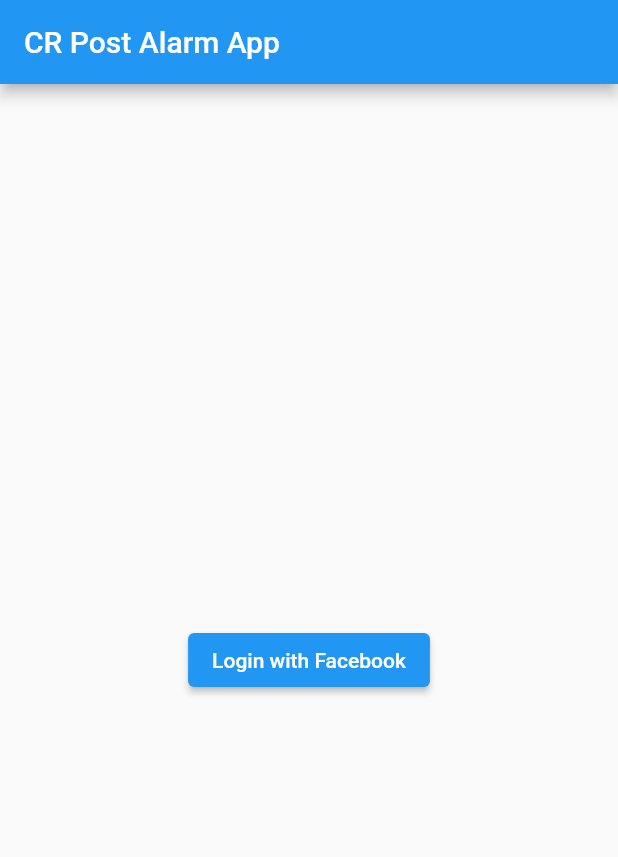
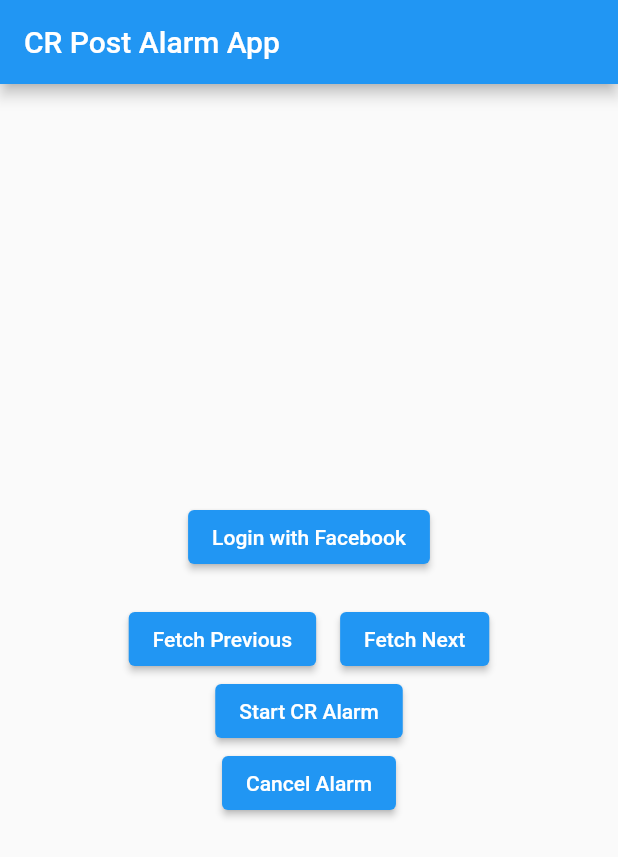
Before and after one commit to Rakibul73/CR_Alarm, a Flutter app: the screen it shows after launch, on a phone screen of 412 x 824 dp. Shown: the top 857 px of the screen. Run offline on Flutter 3.47's test engine with Material 2 defaults, Android fonts, the light colour scheme and no system bars; our stand-ins replace awesome_dialog, permission_handler, platform, shared_preferences; missing offline and left inert: android_alarm_manager_plus, android_intent_plus, flutter_facebook_auth.

```diff
--- a/lib/main.dart
+++ b/lib/main.dart
@@ -98,6 +98,9 @@
   AccessToken? _accessToken;
   List<Group> _groups = [];
   String? selectedGroupId;
+  // int batchStart = 0;
+  String? nextPageCursor;
+  String? previousPageCursor;
 
   @override
   void initState() {
@@ -105,6 +108,56 @@
     requestPermissions();
     _checkFacebookLoginStatus();
   }
+
+  void fetchNextBatch() async {
+    if (nextPageCursor == null) {
+      print("nextPageCursor is ===== $nextPageCursor");
+      return;
+    }
+    print("zzzzzzzzzzzzzzzzz is ===== $nextPageCursor");
+    await _fetchUserGroupsBatch(_accessToken!.token, nextPageCursor , 1);
+  }
+
+  void fetchPreviousBatch() async {
+    if (previousPageCursor == null) {
+      print("previousPageCursor is ===== $previousPageCursor");
+      return;
+    }
+    print("zzzzzzzzzzzzzzzzz is ===== $previousPageCursor");
+    await _fetchUserGroupsBatch(_accessToken!.token, previousPageCursor , 2);
+  }
+
+  Future<void> _fetchUserGroupsBatch(String accessToken, String? pageCursor , int zz) async {
+    String url = 'https://graph.facebook.com/v17.0/me/groups';
+    if (pageCursor != null && zz == 1) {
+      url += '?after=$pageCursor';
+    }
+    if (pageCursor != null && zz == 2) {
+      url += '?before=$pageCursor';
+    }
+    final response = await http.get(
+      Uri.parse(url),
+      headers: {
+        'Authorization': 'Bearer $accessToken',
+      },
+    );
+    if (response.statusCode == 200) {
+      final data = json.decode(response.body);
+      final groups = List<Group>.from(
+        data['data'].map((group) => Group.fromJson(group)),
+      );
+      nextPageCursor = data['paging']['cursors']['after'];
+      previousPageCursor = data['paging']['cursors']['before'];
+
+      setState(() {
+        _groups = groups;
+        selectedGroupId = null; // Reset selected group
+      });
+    } else {
+      throw Exception('Failed to fetch groups');
+    }
+  }
+
 
   Future<void> requestPermissions() async {
     PermissionStatus status = await Permission.ignoreBatteryOptimizations.status;
@@ -135,6 +188,8 @@
       final groups = List<Group>.from(
         data['data'].map((group) => Group.fromJson(group)),
       );
+      nextPageCursor = data['paging']['cursors']['after'];
+      previousPageCursor = data['paging']['cursors']['before'];
       setState(() {
         _groups = groups;
       });
@@ -193,11 +248,44 @@
                     });
                   },
                 ),
+              const SizedBox(height: 20),
               if (selectedGroupId != null)
+                Column(
+                  children: [
+                    const Text(
+                      'You selected: ',
+                      style: TextStyle(fontSize: 16, fontWeight: FontWeight.bold),
+                    ),
+                    Text(
+                      'Group ID: $selectedGroupId',
+                      style: const TextStyle(fontSize: 14),
+                    ),
+                    Text(
+                      'Group Name: ${_groups.firstWhere((group) => group.id == selectedGroupId).name}',
+                      style: const TextStyle(fontSize: 14),
+                    ),
+                  ],
+                ),
+
+                Row(
+                  mainAxisAlignment: MainAxisAlignment.center,
+                  children: [
+                    ElevatedButton(
+                      child: Text('Fetch Previous'),
+                      onPressed: fetchPreviousBatch,
+                    ),
+                    SizedBox(width: 16), // Add spacing between buttons
+                    ElevatedButton(
+                      child: Text('Fetch Next'),
+                      onPressed: fetchNextBatch,
+                    ),
+                  ],
+                ),
+              // if (selectedGroupId != null)
                 ElevatedButton(
                   onPressed: () async {
                     // Set a repeating alarm with the selected group ID as a parameter
-                    await AndroidAlarmManager.periodic(const Duration(minutes: 5), 4, _createAlarm,
+                    await AndroidAlarmManager.periodic(const Duration(minutes: 1), 4, _createAlarm,
                       exact: true,
                       wakeup: true,
                       allowWhileIdle: true,
@@ -207,7 +295,7 @@
                   },
                   child: Text('Start CR Alarm'),
                 ),
-              if (selectedGroupId != null)
+              // if (selectedGroupId != null)
                 ElevatedButton(
                   child: Text('Cancel Alarm'),
                   onPressed: () {
```
